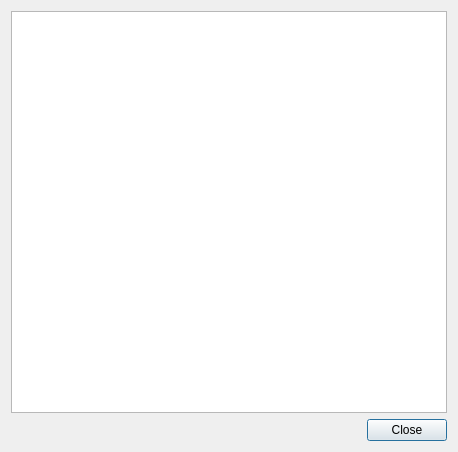
Before: the Qt Designer form src/ui/aboutdialog.ui in hluk/CopyQ, drawn with Qt 5.
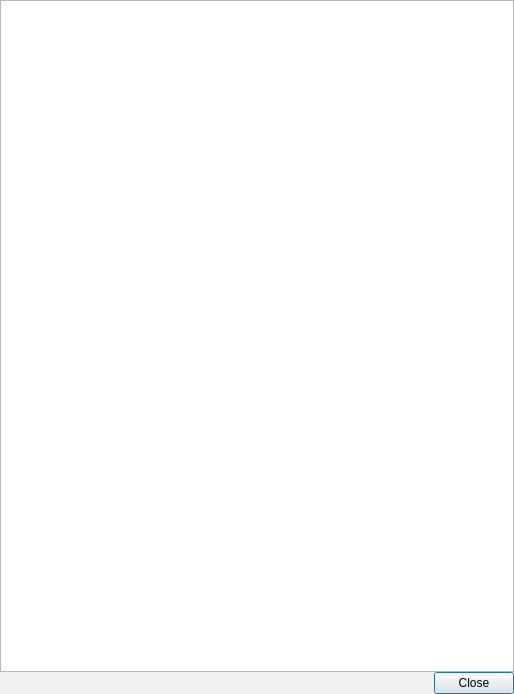
After: the same form once the commit is applied. Icons and pictures are not drawn.

Commit message:
Improved about dialog
Use smaller margins. Open links in external application.

```diff
--- a/src/ui/aboutdialog.ui
+++ b/src/ui/aboutdialog.ui
@@ -6,8 +6,8 @@
    <rect>
     <x>0</x>
     <y>0</y>
-    <width>458</width>
-    <height>452</height>
+    <width>514</width>
+    <height>694</height>
    </rect>
   </property>
   <property name="windowTitle">
@@ -18,8 +18,23 @@
     <normaloff>:/images/icon.svg</normaloff>:/images/icon.svg</iconset>
   </property>
   <layout class="QVBoxLayout" name="verticalLayout">
+   <property name="spacing">
+    <number>0</number>
+   </property>
+   <property name="leftMargin">
+    <number>0</number>
+   </property>
+   <property name="topMargin">
+    <number>0</number>
+   </property>
+   <property name="rightMargin">
+    <number>0</number>
+   </property>
+   <property name="bottomMargin">
+    <number>0</number>
+   </property>
    <item>
-    <widget class="QTextEdit" name="textEdit">
+    <widget class="QTextBrowser" name="textBrowser">
      <property name="undoRedoEnabled">
       <bool>false</bool>
      </property>
```
Left out of the diff: 7 changed lines with no effect on the pictures. The commit also changes 1 other file.
